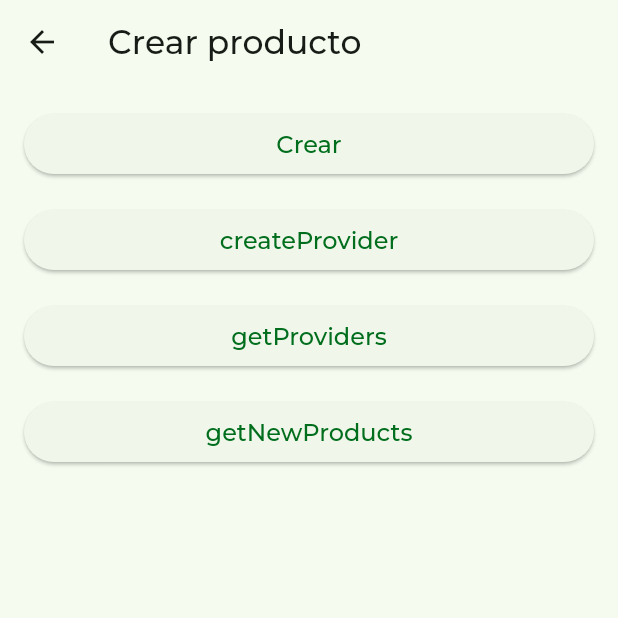
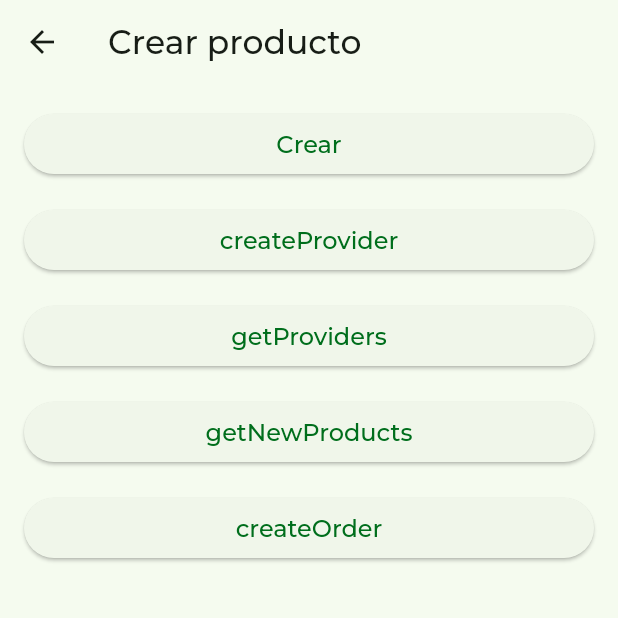
Before and after one commit to msilvamolina/flutter_estrellas_dashboard, a Flutter app: the CreateProductView screen opened by its route, after a tap on "createProvider", on a phone screen of 412 x 824 dp, the top half of it. Run offline on Flutter 3.47's test engine with Material 3 defaults, Android fonts, the phone set to English and light mode, and no system bars; our stand-ins replace cached_network_image, cloud_firestore, dartz, firebase_auth, firebase_core, firebase_crashlytics and 12 more; missing offline and left inert: json_editor, slideable, video_compress; accounts and stored records are empty; project files that could hold a hidden picture were left out.

Commit message:
create order ready

```diff
--- a/lib/app/data/providers/repositories/products/products_repository.dart
+++ b/lib/app/data/providers/repositories/products/products_repository.dart
@@ -120,7 +120,7 @@ class ProductsRepository {
 
   Future<Either<String, dynamic>> createOrder() async {
     String url = 'api/orders/create-order';
-    print('getProviders() ');
+    print('createOrder() ');
     try {
       dynamic headers = {
         'x-token':
@@ -131,15 +131,15 @@ class ProductsRepository {
         "city_id": "1222",
         "client_direction": "Cra 01 #12-34 B/ San Vicente",
         "client_email": "dianasierra@dropi.co",
-        "client_name": "Diana Patricia",
-        "client_notes": "Notica",
+        "client_name": "Martin Silva",
+        "client_notes": "Holis",
         "client_phone": "3127559567",
         "client_quantity": '1',
         "client_surname": "Diana Patricia",
         "department_id": "81",
-        "product_id": "66e5d4df6c9cc90fce0b1a57",
+        "product_id": "66edec97326a2a22f473abbb",
         "user_id": "6463b06a7420bf4da4c1ecef",
-        "variation_id": 'null',
+        // "variation_id": null,
       };
       Response response =
           await services.post(url: url, headers: headers, body: body);
@@ -189,11 +189,11 @@ class ProductsRepository {
       // create multipart request
       var request = new http.MultipartRequest("POST", uri);
 
-      request.fields['provider'] = '66b67ce444bf72694de06abc';
-      request.fields['name'] = 'Producto de prueba';
-      request.fields['price'] = '1234';
-      request.fields['suggestedPrice'] = '1111';
-      request.fields['points'] = '991';
+      request.fields['provider'] = '670ff9a87abfe911332de786';
+      request.fields['name'] = 'Producto de Martin';
+      request.fields['price'] = '45678';
+      request.fields['suggestedPrice'] = '43787';
+      request.fields['points'] = '888';
       // multipart that takes file
       var multipartFile = new http.MultipartFile('image', stream, length,
           filename: basename(imageFile.path));
@@ -265,12 +265,12 @@ class ProductsRepository {
       var request = new http.MultipartRequest("POST", uri);
 
       Map<String, dynamic> body = {
-        'email': 'providermartin33@yopmail.com',
-        'name': 'Provider Martin 33',
-        'surname': 'silva',
-        'phone': '3155125062',
-        'document': '901811318',
-        'porcentage': '36',
+        'email': 'provider1@estrellas.app',
+        'name': 'Provider 1',
+        'surname': 'Estrellas',
+        'phone': '345645678',
+        'document': '345645678',
+        'porcentage': '30',
       };
 
       request.fields['provider'] = jsonEncode(body);
--- a/lib/app/modules/products/create_product/controllers/create_product_controller.dart
+++ b/lib/app/modules/products/create_product/controllers/create_product_controller.dart
@@ -26,4 +26,8 @@ class CreateProductController extends GetxController {
   Future<void> getNewProducts() async {
     await _repository.getNewProducts();
   }
+
+  Future<void> createOrder() async {
+    await _repository.createOrder();
+  }
 }
--- a/lib/app/modules/products/create_product/views/create_product_view.dart
+++ b/lib/app/modules/products/create_product/views/create_product_view.dart
@@ -42,6 +42,12 @@ class CreateProductView extends GetView<CreateProductController> {
             isLoading: controller.isLoading,
             onPressed: controller.getNewProducts,
           ),
+          const SizedBox(height: 16),
+          LoadingButton(
+            label: 'createOrder',
+            isLoading: controller.isLoading,
+            onPressed: controller.createOrder,
+          ),
         ],
       ),
     );
```
